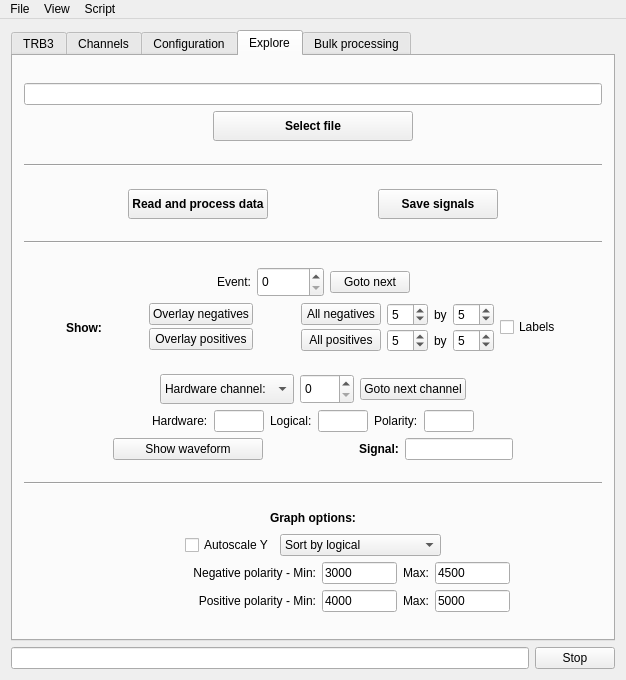
andrmor/TRB3reader, file GUI/mainwindow.ui: the form before one commit.
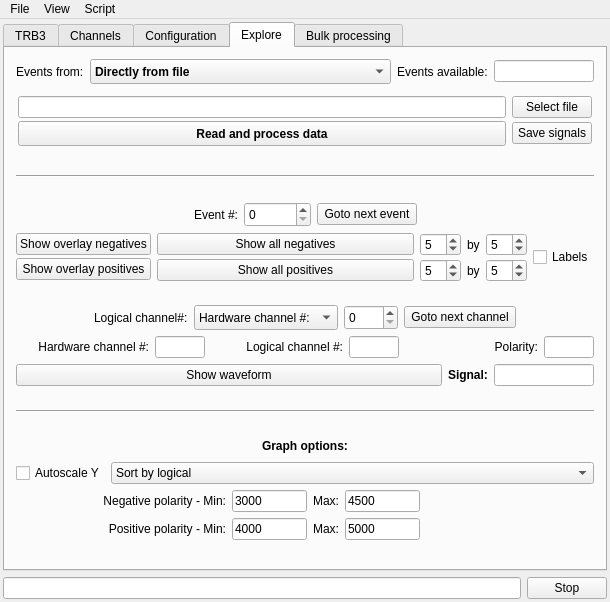
The form after the commit. The open tabs and pages were chosen to show the change.

```diff
--- a/GUI/mainwindow.ui
+++ b/GUI/mainwindow.ui
@@ -7,7 +7,7 @@
     <x>0</x>
     <y>0</y>
     <width>546</width>
-    <height>680</height>
+    <height>602</height>
    </rect>
   </property>
   <property name="windowTitle">
@@ -15,10 +15,22 @@
   </property>
   <widget class="QWidget" name="centralWidget">
    <layout class="QVBoxLayout" name="verticalLayout_2">
+    <property name="leftMargin">
+     <number>3</number>
+    </property>
+    <property name="topMargin">
+     <number>3</number>
+    </property>
+    <property name="rightMargin">
+     <number>3</number>
+    </property>
+    <property name="bottomMargin">
+     <number>3</number>
+    </property>
     <item>
      <widget class="QTabWidget" name="twMain">
       <property name="currentIndex">
-       <number>2</number>
+       <number>3</number>
       </property>
       <widget class="QWidget" name="tab_6">
        <attribute name="title">
@@ -1484,20 +1496,102 @@
        <attribute name="title">
         <string>Explore</string>
        </attribute>
+       <layout class="QVBoxLayout" name="verticalLayout_19">
+        <item>
+         <layout class="QHBoxLayout" name="horizontalLayout_43">
+          <item>
+           <widget class="QLabel" name="label_37">
+            <property name="text">
+             <string>Events from:</string>
+            </property>
+           </widget>
+          </item>
+          <item>
+           <widget class="QComboBox" name="cobExplorerSource">
+            <property name="sizePolicy">
+             <sizepolicy hsizetype="Expanding" vsizetype="Fixed">
+              <horstretch>0</horstretch>
+              <verstretch>0</verstretch>
+             </sizepolicy>
+            </property>
+            <property name="minimumSize">
+             <size>
+              <width>0</width>
+              <height>25</height>
+             </size>
+            </property>
+            <property name="font">
+             <font>
+              <weight>75</weight>
+              <bold>true</bold>
+             </font>
+            </property>
+            <item>
+             <property name="text">
+              <string>Directly from file</string>
+             </property>
+            </item>
+            <item>
+             <property name="text">
+              <string>From DataHub</string>
+             </property>
+            </item>
+           </widget>
+          </item>
+          <item>
+           <widget class="QLabel" name="label_38">
+            <property name="text">
+             <string>Events available:</string>
+            </property>
+           </widget>
+          </item>
+          <item>
+           <widget class="QLineEdit" name="leNumEvents">
+            <property name="sizePolicy">
+             <sizepolicy hsizetype="MinimumExpanding" vsizetype="Fixed">
+              <horstretch>0</horstretch>
+              <verstretch>0</verstretch>
+             </sizepolicy>
+            </property>
+            <property name="maximumSize">
+             <size>
+              <width>100</width>
+              <height>16777215</height>
+             </size>
+            </property>
+            <property name="readOnly">
+             <bool>true</bool>
+            </property>
+           </widget>
+          </item>
+         </layout>
+        </item>
+        <item>
+         <widget class="QFrame" name="frExploreDirectly">
+          <property name="frameShape">
+           <enum>QFrame::NoFrame</enum>
+          </property>
+          <property name="frameShadow">
+           <enum>QFrame::Raised</enum>
+          </property>
        <layout class="QVBoxLayout" name="verticalLayout_10">
+           <property name="spacing">
+            <number>3</number>
+           </property>
+           <property name="leftMargin">
+            <number>2</number>
+           </property>
+           <property name="topMargin">
+            <number>6</number>
+           </property>
+           <property name="rightMargin">
+            <number>2</number>
+           </property>
+           <property name="bottomMargin">
+            <number>6</number>
+           </property>
         <item>
-         <spacer name="verticalSpacer">
-          <property name="orientation">
-           <enum>Qt::Vertical</enum>
-          </property>
-          <property name="sizeHint" stdset="0">
-           <size>
-            <width>20</width>
-            <height>40</height>
-           </size>
-          </property>
-         </spacer>
-        </item>
+            <layout class="QHBoxLayout" name="horizontalLayout_16">
         <item>
          <widget class="QLineEdit" name="leFileName">
           <property name="text">
@@ -1509,32 +1603,17 @@
          </widget>
         </item>
         <item>
-         <layout class="QHBoxLayout" name="horizontalLayout_16">
-          <item>
-           <spacer name="horizontalSpacer_12">
-            <property name="orientation">
-             <enum>Qt::Horizontal</enum>
-            </property>
-            <property name="sizeHint" stdset="0">
-             <size>
-              <width>40</width>
-              <height>20</height>
-             </size>
-            </property>
-           </spacer>
-          </item>
-          <item>
            <widget class="QPushButton" name="pbSelectFile">
             <property name="sizePolicy">
-             <sizepolicy hsizetype="MinimumExpanding" vsizetype="Fixed">
+                <sizepolicy hsizetype="Minimum" vsizetype="Fixed">
               <horstretch>0</horstretch>
               <verstretch>0</verstretch>
              </sizepolicy>
             </property>
             <property name="minimumSize">
              <size>
-              <width>200</width>
-              <height>30</height>
+                 <width>0</width>
+                 <height>0</height>
              </size>
             </property>
             <property name="maximumSize">
@@ -1545,8 +1624,8 @@
             </property>
             <property name="font">
              <font>
-              <weight>75</weight>
-              <bold>true</bold>
+                 <weight>50</weight>
+                 <bold>false</bold>
              </font>
             </property>
             <property name="text">
@@ -1554,75 +1633,22 @@
             </property>
            </widget>
           </item>
-          <item>
-           <spacer name="horizontalSpacer_11">
-            <property name="orientation">
-             <enum>Qt::Horizontal</enum>
-            </property>
-            <property name="sizeHint" stdset="0">
-             <size>
-              <width>40</width>
-              <height>20</height>
-             </size>
-            </property>
-           </spacer>
-          </item>
-         </layout>
-        </item>
-        <item>
-         <spacer name="verticalSpacer_6">
-          <property name="orientation">
-           <enum>Qt::Vertical</enum>
-          </property>
-          <property name="sizeHint" stdset="0">
-           <size>
-            <width>20</width>
-            <height>40</height>
-           </size>
-          </property>
-         </spacer>
-        </item>
-        <item>
-         <widget class="Line" name="line_3">
-          <property name="orientation">
-           <enum>Qt::Horizontal</enum>
-          </property>
-         </widget>
-        </item>
-        <item>
-         <spacer name="verticalSpacer_3">
-          <property name="orientation">
-           <enum>Qt::Vertical</enum>
-          </property>
-          <property name="sizeHint" stdset="0">
-           <size>
-            <width>20</width>
-            <height>40</height>
-           </size>
-          </property>
-         </spacer>
-        </item>
+            </layout>
+           </item>
         <item>
          <layout class="QHBoxLayout" name="horizontalLayout">
-          <item>
-           <spacer name="horizontalSpacer_3">
-            <property name="orientation">
-             <enum>Qt::Horizontal</enum>
-            </property>
-            <property name="sizeHint" stdset="0">
-             <size>
-              <width>40</width>
-              <height>20</height>
-             </size>
-            </property>
-           </spacer>
-          </item>
           <item>
            <widget class="QPushButton" name="pbProcessData">
+               <property name="sizePolicy">
+                <sizepolicy hsizetype="Expanding" vsizetype="Fixed">
+                 <horstretch>0</horstretch>
+                 <verstretch>0</verstretch>
+                </sizepolicy>
+               </property>
             <property name="minimumSize">
              <size>
               <width>120</width>
-              <height>30</height>
+                 <height>25</height>
              </size>
             </property>
             <property name="font">
@@ -1636,31 +1662,18 @@
             </property>
            </widget>
           </item>
-          <item>
-           <spacer name="horizontalSpacer_4">
-            <property name="orientation">
-             <enum>Qt::Horizontal</enum>
-            </property>
-            <property name="sizeHint" stdset="0">
-             <size>
-              <width>40</width>
-              <height>20</height>
-             </size>
-            </property>
-           </spacer>
-          </item>
           <item>
            <widget class="QPushButton" name="pbSaveTotextFile">
             <property name="minimumSize">
              <size>
-              <width>120</width>
-              <height>30</height>
+                 <width>0</width>
+                 <height>0</height>
              </size>
             </property>
             <property name="font">
              <font>
-              <weight>75</weight>
-              <bold>true</bold>
+                 <weight>50</weight>
+                 <bold>false</bold>
              </font>
             </property>
             <property name="text">
@@ -1668,23 +1681,13 @@
             </property>
            </widget>
           </item>
-          <item>
-           <spacer name="horizontalSpacer_23">
-            <property name="orientation">
-             <enum>Qt::Horizontal</enum>
-            </property>
-            <property name="sizeHint" stdset="0">
-             <size>
-              <width>40</width>
-              <height>20</height>
-             </size>
-            </property>
-           </spacer>
-          </item>
-         </layout>
+            </layout>
+           </item>
+          </layout>
+         </widget>
         </item>
         <item>
-         <spacer name="verticalSpacer_7">
+         <spacer name="verticalSpacer">
           <property name="orientation">
            <enum>Qt::Vertical</enum>
           </property>
@@ -1734,7 +1737,7 @@
           <item>
            <widget class="QLabel" name="label">
             <property name="text">
-             <string>Event:</string>
+             <string>Event #:</string>
             </property>
            </widget>
           </item>
@@ -1743,7 +1746,7 @@
             <property name="minimumSize">
              <size>
               <width>0</width>
-              <height>30</height>
+              <height>25</height>
              </size>
             </property>
             <property name="maximum">
@@ -1753,8 +1756,14 @@
           </item>
           <item>
            <widget class="QPushButton" name="pbGotoNextEvent">
+            <property name="minimumSize">
+             <size>
+              <width>100</width>
+              <height>0</height>
+             </size>
+            </property>
             <property name="text">
-             <string>Goto next</string>
+             <string> Goto next event </string>
             </property>
            </widget>
           </item>
@@ -1775,45 +1784,6 @@
         </item>
         <item>
          <layout class="QHBoxLayout" name="horizontalLayout_13">
-          <item>
-           <spacer name="horizontalSpacer_9">
-            <property name="orientation">
-             <enum>Qt::Horizontal</enum>
-            </property>
-            <property name="sizeHint" stdset="0">
-             <size>
-              <width>40</width>
-              <height>20</height>
-             </size>
-            </property>
-           </spacer>
-          </item>
-          <item>
-           <widget class="QLabel" name="label_23">
-            <property name="font">
-             <font>
-              <weight>75</weight>
-              <bold>true</bold>
-             </font>
-            </property>
-            <property name="text">
-             <string>Show:</string>
-            </property>
-           </widget>
-          </item>
-          <item>
-           <spacer name="horizontalSpacer_7">
-            <property name="orientation">
-             <enum>Qt::Horizontal</enum>
-            </property>
-            <property name="sizeHint" stdset="0">
-             <size>
-              <width>40</width>
-              <height>20</height>
-             </size>
-            </property>
-           </spacer>
-          </item>
           <item>
            <layout class="QVBoxLayout" name="verticalLayout_12">
             <property name="spacing">
@@ -1836,7 +1806,7 @@
                  </size>
                 </property>
                 <property name="text">
-                 <string>Overlay negatives</string>
+                 <string>Show overlay negatives</string>
                 </property>
                 <property name="checkable">
                  <bool>true</bool>
@@ -1848,7 +1818,7 @@
             <item>
              <widget class="QPushButton" name="pbShowOverlayPos">
               <property name="text">
-               <string>Overlay positives</string>
+               <string>Show overlay positives</string>
               </property>
               <property name="checkable">
                <bool>true</bool>
@@ -1857,19 +1827,6 @@
             </item>
            </layout>
           </item>
-          <item>
-           <spacer name="horizontalSpacer_20">
-            <property name="orientation">
-             <enum>Qt::Horizontal</enum>
-            </property>
-            <property name="sizeHint" stdset="0">
-             <size>
-              <width>40</width>
-              <height>20</height>
-             </size>
-            </property>
-           </spacer>
-          </item>
           <item>
            <layout class="QVBoxLayout" name="verticalLayout_13">
             <property name="spacing">
@@ -1892,7 +1849,7 @@
                  </sizepolicy>
                 </property>
                 <property name="text">
-                 <string>All negatives</string>
+                 <string>Show all negatives</string>
                 </property>
                 <property name="checkable">
                  <bool>true</bool>
@@ -1939,7 +1896,7 @@
                  </sizepolicy>
                 </property>
                 <property name="text">
-                 <string>All positives</string>
+                 <string>Show all positives</string>
                 </property>
                 <property name="checkable">
                  <bool>true</bool>
@@ -1984,19 +1941,6 @@
             </property>
            </widget>
           </item>
-          <item>
-           <spacer name="horizontalSpacer_10">
-            <property name="orientation">
-             <enum>Qt::Horizontal</enum>
-            </property>
-            <property name="sizeHint" stdset="0">
-             <size>
-              <width>40</width>
-              <height>20</height>
-             </size>
-            </property>
-           </spacer>
-          </item>
          </layout>
         </item>
         <item>
@@ -2027,22 +1971,29 @@
             </property>
            </spacer>
           </item>
+          <item>
+           <widget class="QLabel" name="labLogicalChannelNumber">
+            <property name="text">
+             <string>Logical channel#:</string>
+            </property>
+           </widget>
+          </item>
           <item>
            <widget class="QComboBox" name="cobHardwareOrLogical">
             <property name="minimumSize">
              <size>
               <width>0</width>
-              <height>30</height>
+              <height>25</height>
              </size>
             </property>
             <item>
              <property name="text">
-              <string>Hardware channel:</string>
+              <string>Hardware channel #:</string>
              </property>
             </item>
             <item>
              <property name="text">
-              <string>Logical channel:</string>
+              <string>Logical channel #:</string>
              </property>
             </item>
            </widget>
@@ -2052,7 +2003,7 @@
             <property name="minimumSize">
              <size>
               <width>0</width>
-              <height>30</height>
+              <height>25</height>
              </size>
             </property>
             <property name="maximumSize">
@@ -2069,7 +2020,7 @@
           <item>
            <widget class="QPushButton" name="pbGotoNextChannel">
             <property name="text">
-             <string>Goto next channel</string>
+             <string> Goto next channel </string>
             </property>
            </widget>
           </item>
@@ -2090,23 +2041,19 @@
         </item>
         <item>
          <layout class="QHBoxLayout" name="horizontalLayout_7">
-          <item>
-           <spacer name="horizontalSpacer_21">
-            <property name="orientation">
-             <enum>Qt::Horizontal</enum>
-            </property>
-            <property name="sizeHint" stdset="0">
-             <size>
-              <width>40</width>
-              <height>20</height>
-             </size>
-            </property>
-           </spacer>
-          </item>
           <item>
            <widget class="QLabel" name="label_10">
+            <property name="sizePolicy">
+             <sizepolicy hsizetype="Minimum" vsizetype="Preferred">
+              <horstretch>0</horstretch>
+              <verstretch>0</verstretch>
+             </sizepolicy>
+            </property>
             <property name="text">
-             <string>Hardware:</string>
+             <string>Hardware channel #:</string>
+            </property>
+            <property name="alignment">
+             <set>Qt::AlignRight|Qt::AlignTrailing|Qt::AlignVCenter</set>
             </property>
            </widget>
           </item>
@@ -2125,8 +2072,17 @@
           </item>
           <item>
            <widget class="QLabel" name="label_11">
+            <property name="sizePolicy">
+             <sizepolicy hsizetype="Minimum" vsizetype="Preferred">
+              <horstretch>0</horstretch>
+              <verstretch>0</verstretch>
+             </sizepolicy>
+            </property>
             <property name="text">
-             <string>Logical:</string>
+             <string>Logical channel #:</string>
+            </property>
+            <property name="alignment">
+             <set>Qt::AlignRight|Qt::AlignTrailing|Qt::AlignVCenter</set>
             </property>
            </widget>
           </item>
@@ -2145,9 +2101,18 @@
           </item>
           <item>
            <widget class="QLabel" name="label_12">
+            <property name="sizePolicy">
+             <sizepolicy hsizetype="Minimum" vsizetype="Preferred">
+              <horstretch>0</horstretch>
+              <verstretch>0</verstretch>
+             </sizepolicy>
+            </property>
             <property name="text">
              <string>Polarity:</string>
             </property>
+            <property name="alignment">
+             <set>Qt::AlignRight|Qt::AlignTrailing|Qt::AlignVCenter</set>
+            </property>
            </widget>
           </item>
           <item>
@@ -2163,38 +2128,18 @@
             </property>
            </widget>
           </item>
-          <item>
-           <spacer name="horizontalSpacer_22">
-            <property name="orientation">
-             <enum>Qt::Horizontal</enum>
-            </property>
-            <property name="sizeHint" stdset="0">
-             <size>
-              <width>40</width>
-              <height>20</height>
-             </size>
-            </property>
-           </spacer>
-          </item>
          </layout>
         </item>
         <item>
          <layout class="QHBoxLayout" name="horizontalLayout_12">
-          <item>
-           <spacer name="horizontalSpacer_5">
-            <property name="orientation">
-             <enum>Qt::Horizontal</enum>
-            </property>
-            <property name="sizeHint" stdset="0">
-             <size>
-              <width>40</width>
-              <height>20</height>
-             </size>
-            </property>
-           </spacer>
-          </item>
           <item>
            <widget class="QPushButton" name="pbShowWaveform">
+            <property name="sizePolicy">
+             <sizepolicy hsizetype="Expanding" vsizetype="Fixed">
+              <horstretch>0</horstretch>
+              <verstretch>0</verstretch>
+             </sizepolicy>
+            </property>
             <property name="minimumSize">
              <size>
               <width>150</width>
@@ -2209,19 +2154,6 @@
             </property>
            </widget>
           </item>
-          <item>
-           <spacer name="horizontalSpacer_6">
-            <property name="orientation">
-             <enum>Qt::Horizontal</enum>
-            </property>
-            <property name="sizeHint" stdset="0">
-             <size>
-              <width>40</width>
-              <height>20</height>
-             </size>
-            </property>
-           </spacer>
-          </item>
           <item>
            <widget class="QLabel" name="label_3">
             <property name="font">
@@ -2237,24 +2169,17 @@
           </item>
           <item>
            <widget class="QLineEdit" name="leSignal">
+            <property name="maximumSize">
+             <size>
+              <width>100</width>
+              <height>16777215</height>
+             </size>
+            </property>
             <property name="readOnly">
              <bool>true</bool>
             </property>
            </widget>
           </item>
-          <item>
-           <spacer name="horizontalSpacer_24">
-            <property name="orientation">
-             <enum>Qt::Horizontal</enum>
-            </property>
-            <property name="sizeHint" stdset="0">
-             <size>
-              <width>40</width>
-              <height>20</height>
-             </size>
-            </property>
-           </spacer>
-          </item>
          </layout>
         </item>
         <item>
@@ -2335,19 +2260,6 @@
         </item>
         <item>
          <layout class="QHBoxLayout" name="horizontalLayout_19">
-          <item>
-           <spacer name="horizontalSpacer_18">
-            <property name="orientation">
-             <enum>Qt::Horizontal</enum>
-            </property>
-            <property name="sizeHint" stdset="0">
-             <size>
-              <width>40</width>
-              <height>20</height>
-             </size>
-            </property>
-           </spacer>
-          </item>
           <item>
            <widget class="QCheckBox" name="cbAutoscaleY">
             <property name="layoutDirection">
@@ -2384,19 +2296,6 @@
             </item>
            </widget>
           </item>
-          <item>
-           <spacer name="horizontalSpacer_17">
-            <property name="orientation">
-             <enum>Qt::Horizontal</enum>
-            </property>
-            <property name="sizeHint" stdset="0">
-             <size>
-              <width>40</width>
-              <height>20</height>
-             </size>
-            </property>
-           </spacer>
-          </item>
          </layout>
         </item>
         <item>
@@ -2404,19 +2303,6 @@
           <property name="topMargin">
            <number>0</number>
           </property>
-          <item>
-           <spacer name="horizontalSpacer_26">
-            <property name="orientation">
-             <enum>Qt::Horizontal</enum>
-            </property>
-            <property name="sizeHint" stdset="0">
-             <size>
-              <width>40</width>
-              <height>20</height>
-             </size>
-            </property>
-           </spacer>
-          </item>
           <item>
            <layout class="QVBoxLayout" name="verticalLayout_22">
             <property name="leftMargin">
@@ -2470,6 +2356,9 @@
                 <property name="text">
                  <string>Max:</string>
                 </property>
+                <property name="alignment">
+                 <set>Qt::AlignRight|Qt::AlignTrailing|Qt::AlignVCenter</set>
+                </property>
                </widget>
               </item>
               <item>
@@ -2485,6 +2374,19 @@
                 </property>
                </widget>
               </item>
+              <item>
+               <spacer name="horizontalSpacer_3">
+                <property name="orientation">
+                 <enum>Qt::Horizontal</enum>
+                </property>
+                <property name="sizeHint" stdset="0">
+                 <size>
+                  <width>40</width>
+                  <height>20</height>
+                 </size>
+                </property>
+               </spacer>
+              </item>
              </layout>
             </item>
             <item>
@@ -2526,6 +2428,9 @@
                 <property name="text">
                  <string>Max:</string>
                 </property>
+                <property name="alignment">
+                 <set>Qt::AlignRight|Qt::AlignTrailing|Qt::AlignVCenter</set>
+                </property>
                </widget>
               </item>
               <item>
@@ -2541,12 +2446,8 @@
                 </property>
                </widget>
               </item>
-             </layout>
-            </item>
-           </layout>
-          </item>
           <item>
-           <spacer name="horizontalSpacer_25">
+               <spacer name="horizontalSpacer_4">
             <property name="orientation">
              <enum>Qt::Horizontal</enum>
             </property>
@@ -2557,6 +2458,10 @@
              </size>
             </property>
            </spacer>
+              </item>
+             </layout>
+            </item>
+           </layout>
           </item>
          </layout>
         </item>
@@ -2696,6 +2601,19 @@
             </property>
            </widget>
           </item>
+          <item>
+           <spacer name="horizontalSpacer_27">
+            <property name="orientation">
+             <enum>Qt::Horizontal</enum>
+            </property>
+            <property name="sizeHint" stdset="0">
+             <size>
+              <width>40</width>
+              <height>20</height>
+             </size>
+            </property>
+           </spacer>
+          </item>
          </layout>
         </item>
         <item>
@@ -2777,6 +2695,19 @@
             </property>
            </widget>
           </item>
+          <item>
+           <spacer name="horizontalSpacer_28">
+            <property name="orientation">
+             <enum>Qt::Horizontal</enum>
+            </property>
+            <property name="sizeHint" stdset="0">
+             <size>
+              <width>40</width>
+              <height>20</height>
+             </size>
+            </property>
+           </spacer>
+          </item>
          </layout>
         </item>
        </layout>
```
Lines whose indentation alone changed are shown as unchanged.
